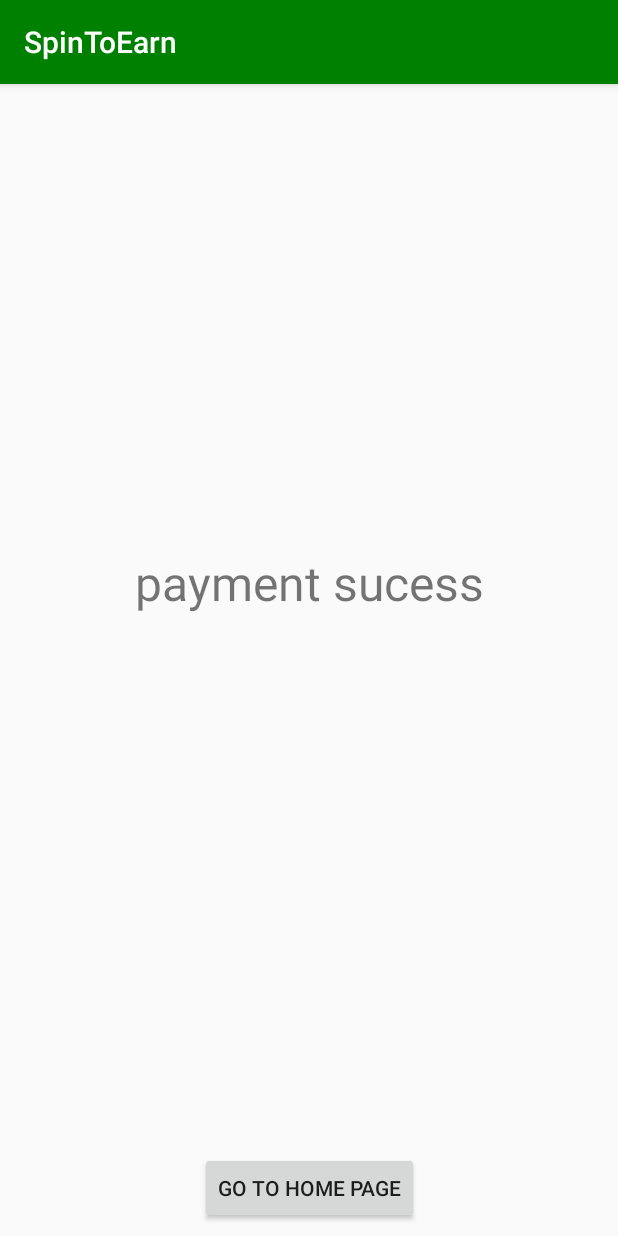
After one commit to searchmanish/Spintoearncash, an Android app: the PaymentSucess screen opened directly, with no data from a screen before it, on a phone screen of 412 x 824 dp. The commit adds this screen. Run offline under Robolectric (Android 15) with nearby library versions, the phone set to English and light mode, and no system bars.

Commit message:
Payment gateway integrated
Signed-off-by: searchmanish <search.manish16@gmail.com>

```diff
--- /dev/null
+++ b/app/src/main/java/com/spintoearncash/PaymentSucess.java
@@ -0,0 +1,29 @@
+package com.spintoearncash;
+
+import android.content.Intent;
+import android.support.v7.app.AppCompatActivity;
+import android.os.Bundle;
+import android.view.View;
+import android.widget.Button;
+
+public class PaymentSucess extends AppCompatActivity {
+
+    Button homepage;
+
+    @Override
+    protected void onCreate(Bundle savedInstanceState) {
+        super.onCreate(savedInstanceState);
+        setContentView(R.layout.activity_payment_sucess);
+
+        homepage = findViewById(R.id.button);
+
+        homepage.setOnClickListener(new View.OnClickListener() {
+            @Override
+            public void onClick(View view) {
+                Intent intent = new Intent(PaymentSucess.this,MainActivity.class);
+                startActivity(intent);
+                finishAffinity();
+            }
+        });
+    }
+}
--- /dev/null
+++ b/app/src/main/res/layout/activity_payment_sucess.xml
@@ -0,0 +1,40 @@
+<?xml version="1.0" encoding="utf-8"?>
+<android.support.constraint.ConstraintLayout xmlns:android="http://schemas.android.com/apk/res/android"
+    xmlns:app="http://schemas.android.com/apk/res-auto"
+    xmlns:tools="http://schemas.android.com/tools"
+    android:layout_width="match_parent"
+    android:layout_height="match_parent"
+    tools:context=".PaymentSucess">
+
+    <TextView
+        android:id="@+id/textView"
+        android:layout_width="wrap_content"
+        android:layout_height="wrap_content"
+        android:layout_marginStart="8dp"
+        android:layout_marginLeft="8dp"
+        android:layout_marginTop="296dp"
+        android:layout_marginEnd="8dp"
+        android:layout_marginRight="8dp"
+        android:layout_marginBottom="8dp"
+        android:text="payment sucess"
+        android:textSize="32sp"
+        app:layout_constraintBottom_toTopOf="@+id/button"
+        app:layout_constraintEnd_toEndOf="parent"
+        app:layout_constraintStart_toStartOf="parent"
+        app:layout_constraintTop_toTopOf="parent"
+        app:layout_constraintVertical_bias="0.04000002" />
+
+    <Button
+        android:id="@+id/button"
+        android:layout_width="wrap_content"
+        android:layout_height="wrap_content"
+        android:layout_marginStart="8dp"
+        android:layout_marginLeft="8dp"
+        android:layout_marginEnd="8dp"
+        android:layout_marginRight="8dp"
+        android:layout_marginBottom="8dp"
+        android:text="Go to Home Page"
+        app:layout_constraintBottom_toBottomOf="parent"
+        app:layout_constraintEnd_toEndOf="parent"
+        app:layout_constraintStart_toStartOf="parent" />
+</android.support.constraint.ConstraintLayout>
```
Also changed, not shown: app/build.gradle (+10 -0 lines), app/src/main/AndroidManifest.xml (+23 -13 lines), app/src/main/java/com/spintoearncash/PaymentActivity.java (+79 -0 lines).
